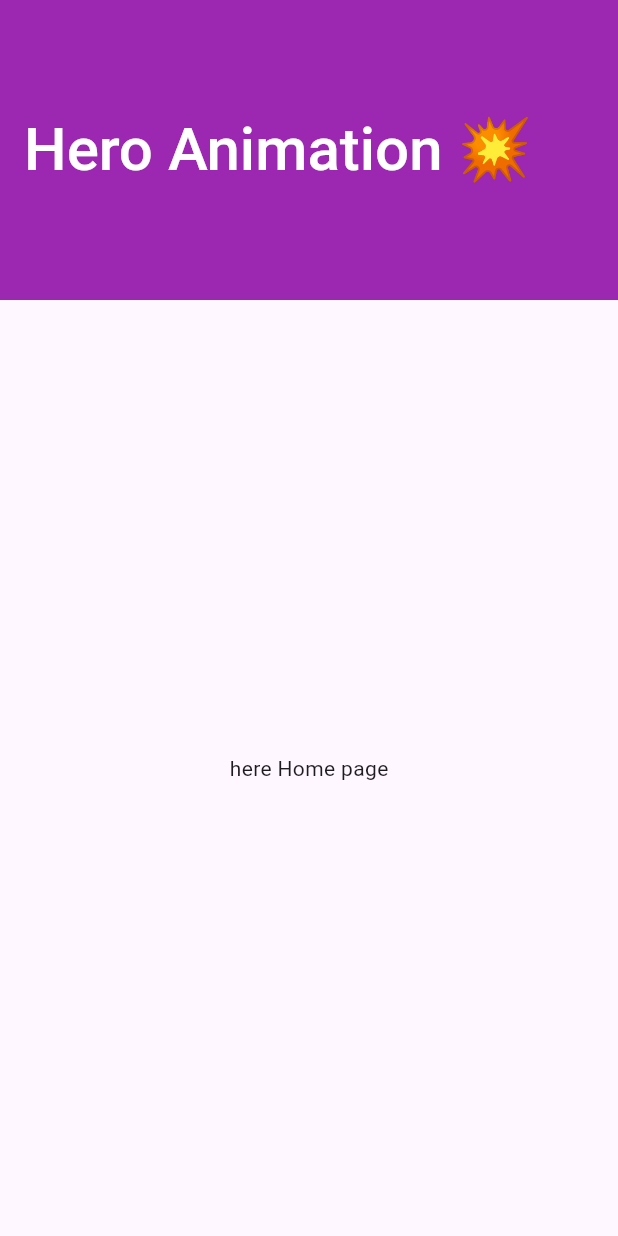
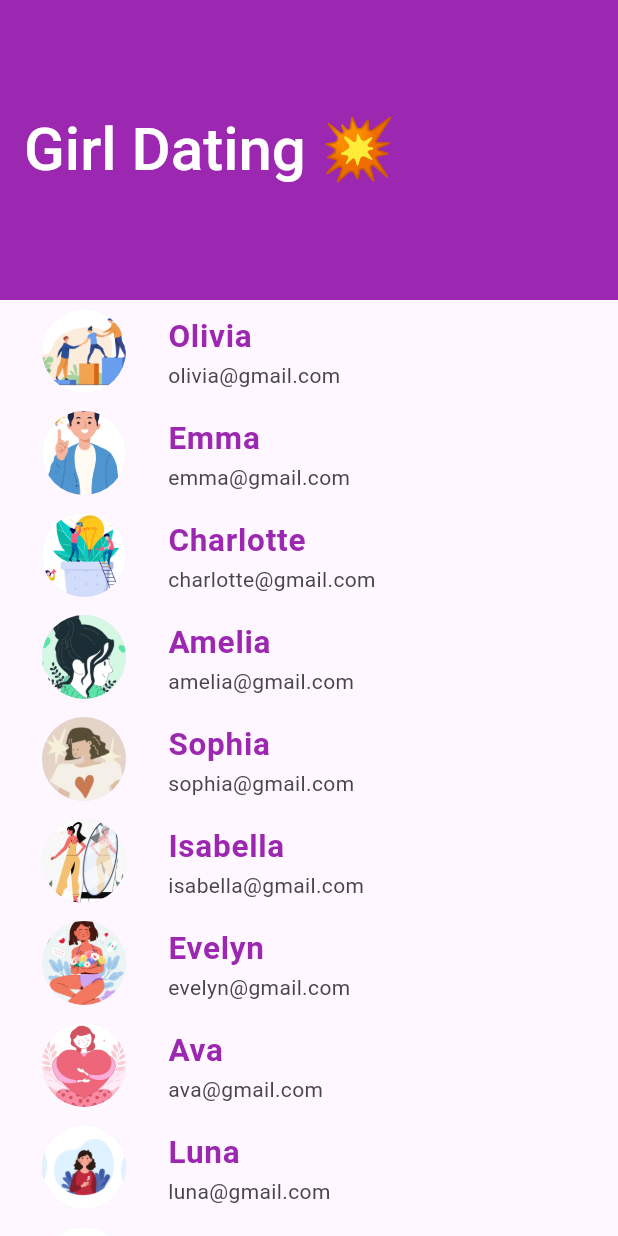
Before and after one commit to Roshan-Barkane/flutter_widgets_of_the_day, a Flutter app: the screen it shows after launch, on a phone screen of 412 x 824 dp. Run offline on Flutter 3.47's test engine with Material 3 defaults, Android fonts, the light colour scheme and no system bars.

Commit message:
HeroAnimation done!

```diff
--- a/lib/main.dart
+++ b/lib/main.dart
@@ -1,5 +1,6 @@
 import 'package:flutter/material.dart';
 import 'package:flutter_widgets_of_the_day/pages/cliprrect.dart';
+import 'package:flutter_widgets_of_the_day/pages/here2.dart';
 import 'package:flutter_widgets_of_the_day/pages/hero1.dart';
 
 void main() {
--- /dev/null
+++ b/lib/pages/here2.dart
@@ -0,0 +1,59 @@
+import 'package:flutter/material.dart';
+
+class HeroScreen extends StatelessWidget {
+  final HeroInfo items;
+  const HeroScreen({super.key, required this.items});
+
+  @override
+  Widget build(BuildContext context) {
+    return Scaffold(
+      body: Column(
+        children: [
+          Center(
+            child: SizedBox(
+              height: 600,
+              child: Hero(
+                tag: items.image,
+                child: Image.asset(
+                  items.image,
+                  fit: BoxFit.fitHeight,
+                ),
+              ),
+            ),
+          ),
+          const Padding(
+            padding: EdgeInsets.all(8.0),
+            child: SizedBox(
+              child: Text(
+                "Many desktop publishing packages and web page editors now use Lorem Ipsum as their default model text, and a search for 'lorem ipsum' will uncover many web sites still in their infancy.",
+                style: TextStyle(fontSize: 20, color: Colors.purple),
+              ),
+            ),
+          )
+        ],
+      ),
+    );
+  }
+}
+
+class HeroInfo {
+  final String title;
+  final String subtitle;
+  final String image;
+  HeroInfo(this.title, this.subtitle, this.image);
+}
+
+class HeroItems {
+  List<HeroInfo> items = [
+    HeroInfo("Olivia", "olivia@gmail.com", "assets/p1.jpg"),
+    HeroInfo("Emma", "emma@gmail.com", "assets/p2.jpg"),
+    HeroInfo("Charlotte", "charlotte@gmail.com", "assets/p3.jpg"),
+    HeroInfo("Amelia", "amelia@gmail.com", "assets/p4.jpg"),
+    HeroInfo("Sophia", "sophia@gmail.com", "assets/p5.jpg"),
+    HeroInfo("Isabella", "isabella@gmail.com", "assets/p6.jpg"),
+    HeroInfo("Evelyn", "evelyn@gmail.com", "assets/p7.jpg"),
+    HeroInfo("Ava", "ava@gmail.com", "assets/p8.jpg"),
+    HeroInfo("Luna", "luna@gmail.com", "assets/p9.jpg"),
+    HeroInfo("Harper", "Harper@gmail.com", "assets/p10.jpg"),
+  ];
+}
--- a/lib/pages/hero1.dart
+++ b/lib/pages/hero1.dart
@@ -1,21 +1,57 @@
 import 'package:flutter/material.dart';
+import 'package:flutter_widgets_of_the_day/pages/here2.dart';
 
 class HeroPage1 extends StatelessWidget {
   const HeroPage1({super.key});
 
   @override
   Widget build(BuildContext context) {
+    final controller = HeroItems();
     return Scaffold(
       appBar: AppBar(
         toolbarHeight: 200,
         backgroundColor: Colors.purple,
         title: const Text(
-          "Hero Animation 💥",
+          "Girl Dating 💥",
           style: TextStyle(
               fontSize: 40, fontWeight: FontWeight.w500, color: Colors.white),
         ),
       ),
-      body: Center(child: Text("here Home page")),
+      body: ListView.builder(
+        itemBuilder: (context, index) {
+          return ListTile(
+            onTap: () {
+              Navigator.push(
+                context,
+                MaterialPageRoute(
+                  builder: (context) {
+                    return HeroScreen(
+                      items: controller.items[index],
+                    );
+                  },
+                ),
+              );
+            },
+            /* this tag to identify another screen perform hero animation */
+            leading: Hero(
+              tag: controller.items[index].image,
+              child: CircleAvatar(
+                maxRadius: 40,
+                backgroundImage: AssetImage(controller.items[index].image),
+              ),
+            ),
+            title: Text(
+              controller.items[index].title,
+              style: const TextStyle(
+                  fontSize: 21,
+                  color: Colors.purple,
+                  fontWeight: FontWeight.w600),
+            ),
+            subtitle: Text(controller.items[index].subtitle),
+          );
+        },
+        itemCount: controller.items.length,
+      ),
     );
   }
 }
```
